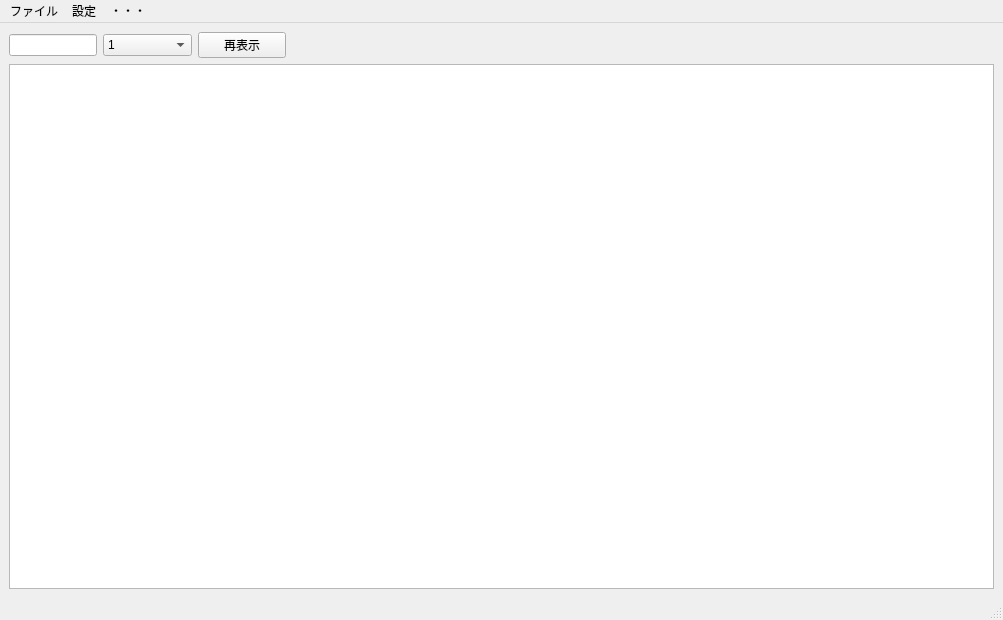
The window that main_window.ui (pitpod/Program) describes before a commit, drawn with Qt 5.
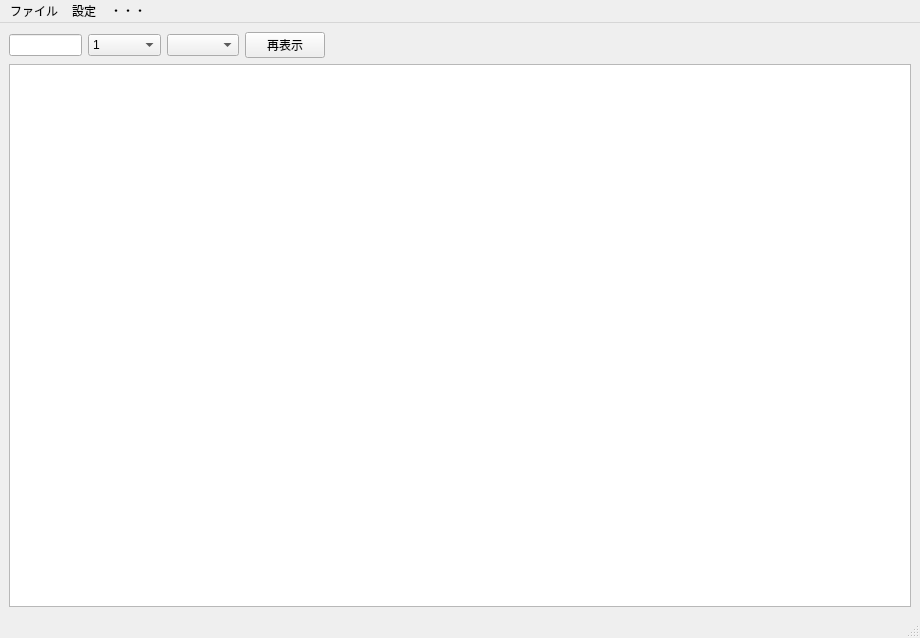
The same window after the commit.

Patch:
```diff
--- a/main_window.ui
+++ b/main_window.ui
@@ -6,12 +6,12 @@
    <rect>
     <x>0</x>
     <y>0</y>
-    <width>1003</width>
-    <height>620</height>
+    <width>920</width>
+    <height>638</height>
    </rect>
   </property>
   <property name="sizePolicy">
-   <sizepolicy hsizetype="Fixed" vsizetype="Preferred">
+   <sizepolicy hsizetype="Expanding" vsizetype="Expanding">
     <horstretch>0</horstretch>
     <verstretch>0</verstretch>
    </sizepolicy>
@@ -22,7 +22,7 @@
   <widget class="QWidget" name="centralwidget">
    <layout class="QVBoxLayout" name="verticalLayout">
     <item>
-     <layout class="QHBoxLayout" name="horizontalLayout" stretch="1,1,1,8">
+     <layout class="QHBoxLayout" name="horizontalLayout" stretch="1,1,0,1,8">
       <item>
        <widget class="QLineEdit" name="lineEdit_year"/>
       </item>
@@ -90,6 +90,9 @@
         </item>
        </widget>
       </item>
+      <item>
+       <widget class="QComboBox" name="comboBox"/>
+      </item>
       <item>
        <widget class="QPushButton" name="reload_button">
         <property name="text">
@@ -125,6 +128,9 @@
         <pointsize>9</pointsize>
        </font>
       </property>
+      <attribute name="horizontalHeaderVisible">
+       <bool>true</bool>
+      </attribute>
      </widget>
     </item>
    </layout>
@@ -134,7 +140,7 @@
     <rect>
      <x>0</x>
      <y>0</y>
-     <width>1003</width>
+     <width>920</width>
      <height>22</height>
     </rect>
    </property>
```
